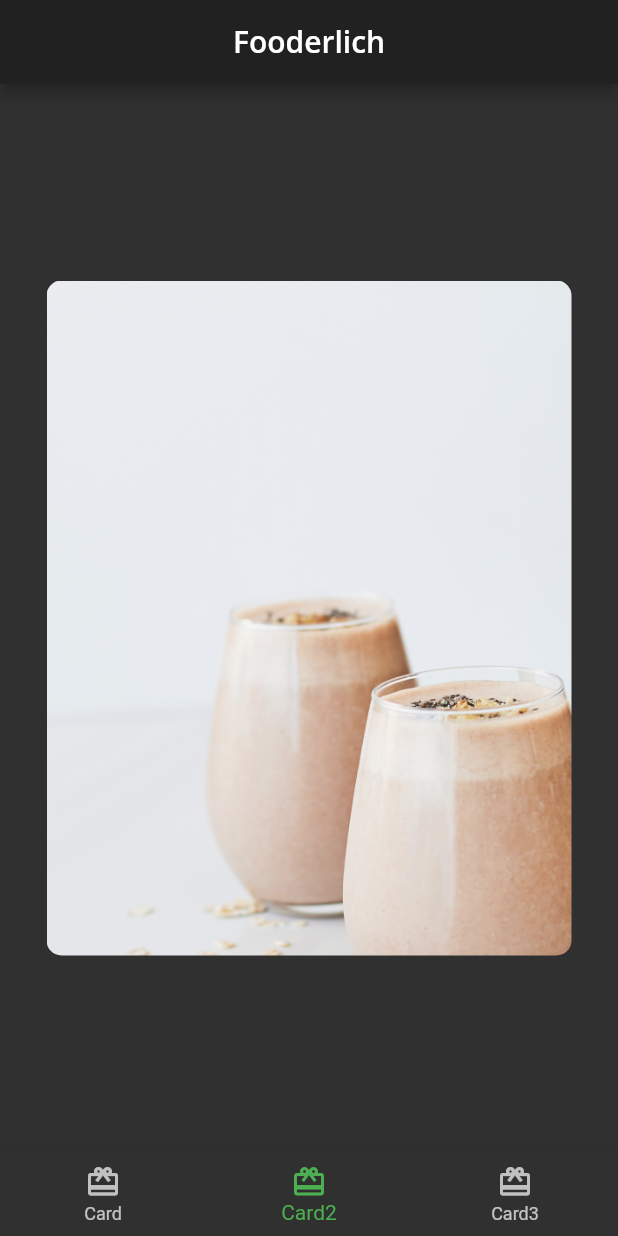
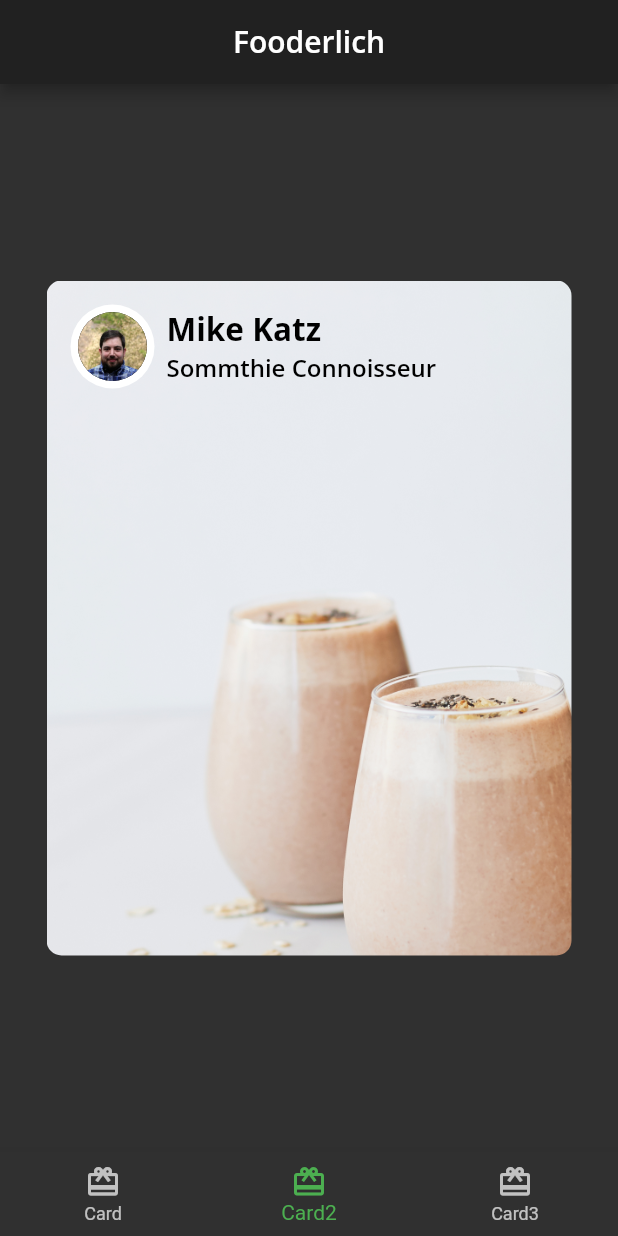
Before and after one commit to ghrms80/flta-ch03, a Flutter app: the screen it shows after launch, item 2 of the bottom bar chosen, on a phone screen of 412 x 824 dp. Run offline on Flutter 3.47's test engine with Material 2 defaults, Android fonts, the light colour scheme and no system bars; our stand-ins replace google_fonts.

Commit message:
Composing the AuthorCard widget

```diff
--- a/lib/author_card.dart
+++ b/lib/author_card.dart
@@ -1,3 +1,5 @@
+import 'package:ch03_basic_widgets/circle_image.dart';
+import 'package:ch03_basic_widgets/fooderlich_theme.dart';
 import 'package:flutter/material.dart';
 
 class AuthorCard extends StatelessWidget {
@@ -16,11 +18,40 @@ class AuthorCard extends StatelessWidget {
   // 2
   @override
   Widget build(BuildContext context) {
-    // TODO: Replace return Container(...);
     return Container(
       padding: const EdgeInsets.all(16),
       child: Row(
-        children: const [],
+        // TODO: Add alignment
+        children: [
+          // 1
+          Row(
+            children: [
+              CircleImage(
+                imageProvider: imageProvider,
+                imageRadius: 28,
+              ),
+              // 2
+              const SizedBox(
+                width: 8,
+              ),
+              // 3
+              Column(
+                crossAxisAlignment: CrossAxisAlignment.start,
+                children: [
+                  Text(
+                    authorName,
+                    style: FooderlichTheme.lightTextTheme.headline2,
+                  ),
+                  Text(
+                    title,
+                    style: FooderlichTheme.lightTextTheme.headline3,
+                  )
+                ],
+              ),
+            ],
+          ),
+          // TODO: Add IconButton
+        ],
       ),
     );
   }
--- a/lib/card2.dart
+++ b/lib/card2.dart
@@ -1,3 +1,4 @@
+import 'package:ch03_basic_widgets/author_card.dart';
 import 'package:flutter/material.dart';
 
 class Card2 extends StatelessWidget {
@@ -24,7 +25,11 @@ class Card2 extends StatelessWidget {
         // 2
         child: Column(
           children: const [
-            // TODO: Add author information
+            AuthorCard(
+              authorName: 'Mike Katz',
+              title: 'Sommthie Connoisseur',
+              imageProvider: AssetImage('assets/author_katz.jpeg'),
+            ),
             // TODO: Add Positioned text
           ],
         ),
```
